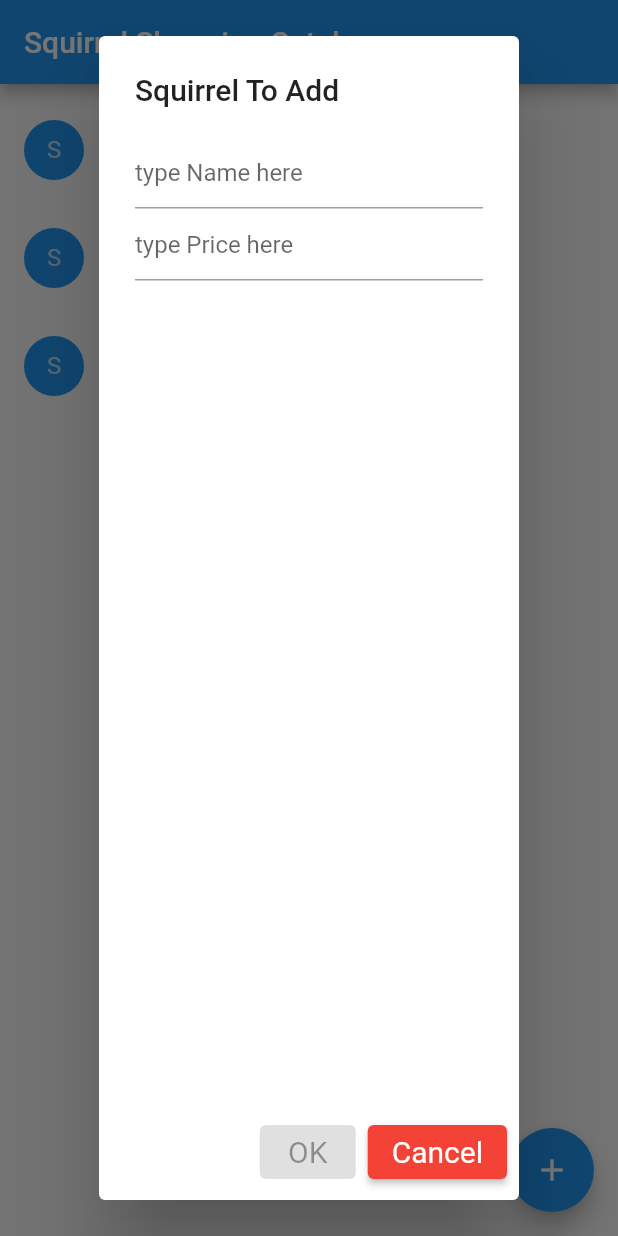
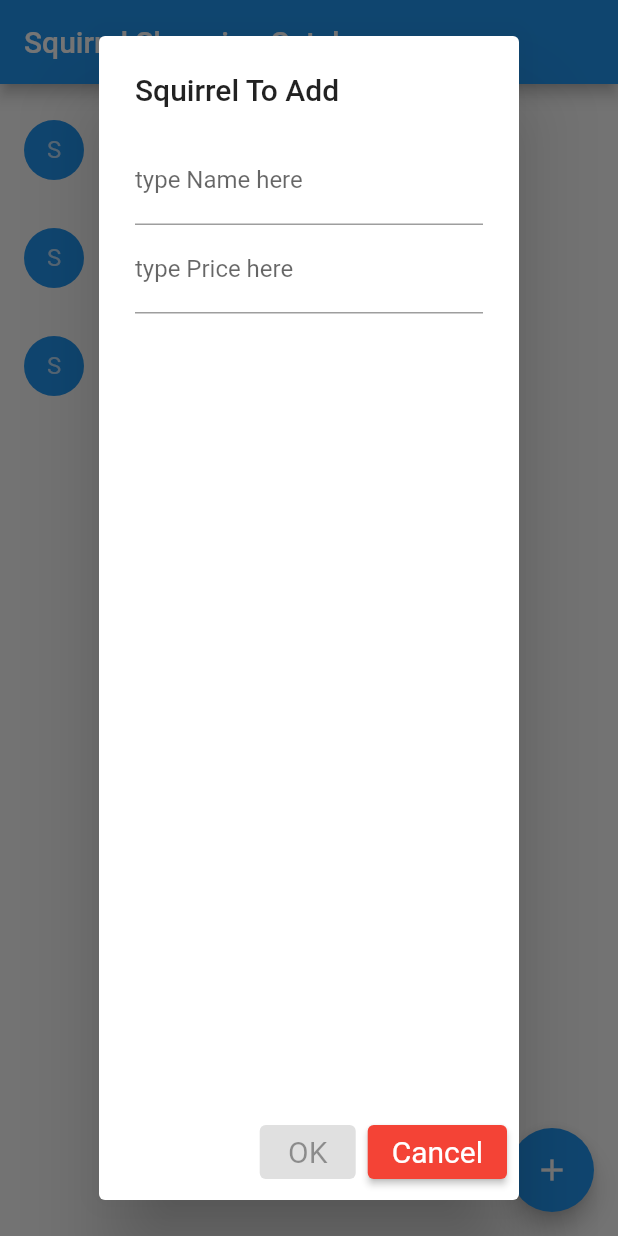
Before and after one commit to KhounborineII/to-do-list-khounborine, a Flutter app: the screen it shows after launch, after a tap on the "add" icon, on a phone screen of 412 x 824 dp. Run offline on Flutter 3.47's test engine with Material 2 defaults, Android fonts, the phone set to English and light mode, and no system bars.

Commit message:
Text field edits
Edit decoration from hint to label, clear text fields after cancel button

```diff
--- a/lib/main.dart
+++ b/lib/main.dart
@@ -33,17 +33,17 @@ class _SquirrelShoppingState extends State<SquirrelShopping> {
                   });
                 },
                 controller: _nameInputController,
-                decoration: const InputDecoration(hintText: "type Name here"),
+                decoration: const InputDecoration(label: Text("type Name here")),
               ),
               TextField(
-                keyboardType: TextInputType.number,
+                keyboardType: TextInputType.number, //https://stackoverflow.com/questions/49577781/how-to-create-number-input-field-in-flutter
                 onChanged: (value) {
                   setState(() {
                     price = value;
                   });
                 },
                 controller: _priceInputController,
-                decoration: const InputDecoration(hintText: "type Price here"),
+                decoration: const InputDecoration(label: Text("type Price here")),
               )
             ]),
             actions: <Widget>[
@@ -73,6 +73,8 @@ class _SquirrelShoppingState extends State<SquirrelShopping> {
                 onPressed: () {
                   setState(() {
                     Navigator.pop(context);
+                    _priceInputController.clear(); //clear text fields after cancel
+                    _nameInputController.clear();
                   });
                 },
               ),
```
Also changed, not shown: 1 other file.
